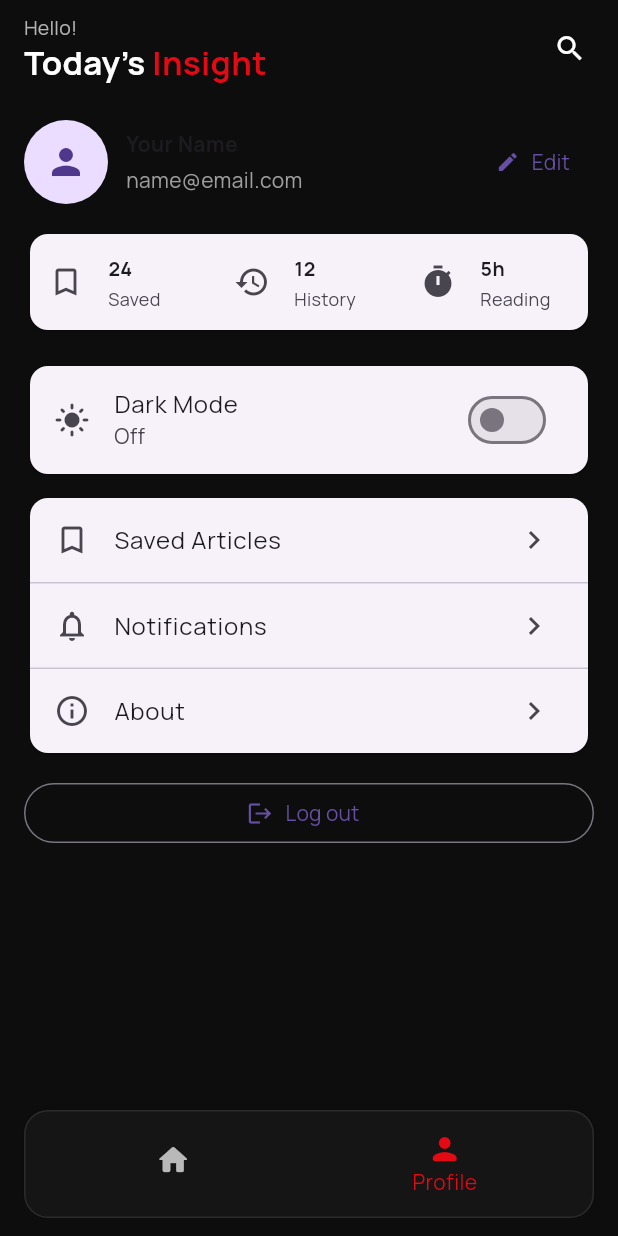
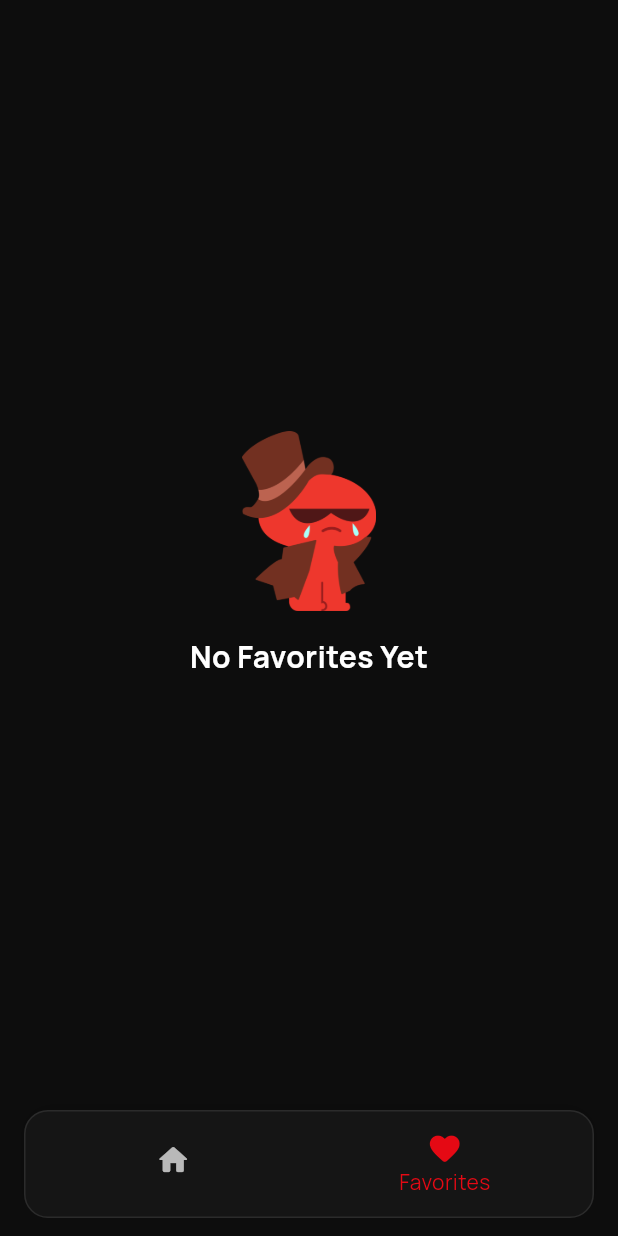
Before and after one commit to syakirahh8/insightly_app, a Flutter app: the screen it shows after launch, item 2 of the bottom bar chosen, on a phone screen of 412 x 824 dp. Run offline on Flutter 3.47's test engine with Material 3 defaults, Android fonts, the phone set to English and light mode, and no system bars; our stand-ins replace cached_network_image, flutter_animate, flutter_dotenv, get, share_plus, timeago.

Commit message:
finishing insight app

```diff
--- a/lib/controllers/news_controller.dart
+++ b/lib/controllers/news_controller.dart
@@ -9,9 +9,12 @@ class NewsController extends GetxController {
 
   // setter
   // observable variables (variable yang bisa berubah)
-  final _isLoading = false.obs; // apakah aplikasi sedang membuat berita dan nilainya adalah
-  final _articles = <NewsArticles>[].obs; // ini untuk menampilkan data berita yang sudah berhasil didapat.
-  final _selectedCategory = 'general'.obs; // untuk handle category yang sedang dipilih (atau yang akan muncul di home screen)
+  final _isLoading =
+      false.obs; // apakah aplikasi sedang membuat berita dan nilainya adalah
+  final _articles = <NewsArticles>[]
+      .obs; // ini untuk menampilkan data berita yang sudah berhasil didapat.
+  final _selectedCategory = 'general'
+      .obs; // untuk handle category yang sedang dipilih (atau yang akan muncul di home screen)
   final _error = ''.obs; // kalau ada kesalahan pesan error akan disimpan disini
 
   // Getters
@@ -76,10 +79,28 @@ class NewsController extends GetxController {
       Get.snackbar(
         'Error',
         'Failed to search news: ${e.toString()}',
-        snackPosition: SnackPosition.BOTTOM
+        snackPosition: SnackPosition.BOTTOM,
       );
     } finally {
       _isLoading.value = false;
     }
   }
+
+  // loved
+  final RxList<NewsArticles> favorites = <NewsArticles>[].obs;
+
+  bool isFavorite(NewsArticles a) =>
+      favorites.any((x) => _keyOf(x) == _keyOf(a));
+
+  void toggleFavorite(NewsArticles a) {
+    final i = favorites.indexWhere((x) => _keyOf(x) == _keyOf(a));
+    if (i >= 0) {
+      favorites.removeAt(i);
+    } else {
+      favorites.add(a);
+    }
+  }
+
+  String _keyOf(NewsArticles a) =>
+      '${a.url ?? ''}|${a.title ?? ''}|${a.publishedAt ?? ''}';
 }
--- a/lib/routes/app_pages.dart
+++ b/lib/routes/app_pages.dart
@@ -2,7 +2,7 @@ import 'package:get/get.dart';
 import 'package:insightly_app/bindings/home_bindings.dart';
 import 'package:insightly_app/screens/home_screen.dart';
 import 'package:insightly_app/screens/news_detail_screen.dart';
-import 'package:insightly_app/screens/profile_screen.dart';
+import 'package:insightly_app/screens/favorite_news_screen.dart';
 import 'package:insightly_app/screens/splash_screen.dart';
 
 part 'app_routes.dart';
@@ -27,8 +27,8 @@ class AppPages {
       page: () => NewsDetailScreen(),
     ),
     GetPage(
-      name: _Paths.PROFILE,
-      page: () => ProfileScreen(),
+      name: _Paths.FAVORITES,
+      page: () => FavoriteNewsScreen(),
     ),
   ];
 }
--- a/lib/routes/app_routes.dart
+++ b/lib/routes/app_routes.dart
@@ -8,6 +8,7 @@ abstract class Routes {
   static const SPLASH = _Paths.SPLASH;
   static const HOME = _Paths.HOME;
   static const NEWS_DETAIL = _Paths.NEWS_DETAIL;
+  static const PROFILE = _Paths.FAVORITES;
 }
 
 // pendeklarasian route dari masing masing screen
@@ -16,5 +17,5 @@ abstract class _Paths {
   static const SPLASH = '/splash';
   static const HOME = '/home';
   static const NEWS_DETAIL = '/news-detail';
-  static const PROFILE = '/profile';
+  static const FAVORITES = '/favorites';
 }
--- a/lib/screens/home_screen.dart
+++ b/lib/screens/home_screen.dart
@@ -1,10 +1,8 @@
-// A brand new way for make a screen using get state management
-
 import 'package:flutter/material.dart';
 import 'package:get/get.dart';
 import 'package:insightly_app/controllers/news_controller.dart';
 import 'package:insightly_app/routes/app_pages.dart';
-import 'package:insightly_app/screens/profile_screen.dart';
+import 'package:insightly_app/screens/favorite_news_screen.dart';
 import 'package:insightly_app/utils/app_colors.dart';
 import 'package:insightly_app/widgets/category_chip.dart';
 import 'package:insightly_app/widgets/loading_shimmer.dart';
@@ -15,13 +13,19 @@ class HomeScreen extends GetView<NewsController> {
 
   @override
   Widget build(BuildContext context) {
+    return Obx(() {
+      final isHome = _navIndex.value == 0;
+
       return Scaffold(
         backgroundColor: AppColors.background,
-      appBar: PreferredSize(
+
+        // appBar hanya muncul di halaman Home
+        appBar: isHome
+            ? PreferredSize(
                 preferredSize: Size.fromHeight(88),
                 child: Container(
                   color: AppColors.background,
-          padding: EdgeInsets.fromLTRB(16, 8, 8, 8),
+                  padding: EdgeInsets.all(16),
                   child: SafeArea(
                     bottom: false,
                     child: Row(
@@ -72,22 +76,26 @@ class HomeScreen extends GetView<NewsController> {
                           icon: Icon(Icons.search, size: 22),
                           color: AppColors.textPrimary,
                           padding: EdgeInsets.all(8),
-                  constraints: BoxConstraints(minWidth: 40, minHeight: 40),
+                          constraints: BoxConstraints(
+                            minWidth: 40,
+                            minHeight: 40,
+                          ),
                           splashRadius: 22,
                         ),
                       ],
                     ),
                   ),
                 ),
-      ),
+              )
+            : null,
 
-      body: Obx( // indesxedstack buat pindah halaman tanpa controller
-        () => IndexedStack(
+        // body
+        body: IndexedStack(
           index: _navIndex.value,
           children: [
+            // tab home = 0
             Column(
               children: [
-                // categories
                 Container(
                   height: 60,
                   color: AppColors.background,
@@ -111,21 +119,12 @@ class HomeScreen extends GetView<NewsController> {
                 // news list
                 Expanded(
                   child: Obx(() {
-                    if (controller.isLoading) {
-                      return LoadingShimmer();
-                    }
-                    if (controller.error.isNotEmpty) {
-                      return _buildErrorWidget();
-                    }
-
-                    if (controller.articles.isEmpty) {
-                      return _buildEmptyWidget();
-                    }
+                    if (controller.isLoading) return LoadingShimmer();
+                    if (controller.error.isNotEmpty) return _buildErrorWidget();
+                    if (controller.articles.isEmpty) return _buildEmptyWidget();
 
                     return RefreshIndicator(
                       onRefresh: controller.refreshNews,
-                      child: Container(
-                        color: AppColors.background,
                       child: ListView.builder(
                         padding: EdgeInsets.all(16),
                         itemCount: controller.articles.length,
@@ -140,21 +139,17 @@ class HomeScreen extends GetView<NewsController> {
                           );
                         },
                       ),
-                      ),
                     );
                   }),
                 ),
               ],
             ),
-
-            ProfileScreen(),
+            FavoriteNewsScreen(),
           ],
         ),
-      ),
 
-      // Bottom Navbr
-      bottomNavigationBar: Obx(
-        () => SafeArea(
+        // === BOTTOM NAVIGATION ===
+        bottomNavigationBar: SafeArea(
           top: false,
           child: Container(
             margin: EdgeInsets.fromLTRB(16, 0, 16, 12),
@@ -175,10 +170,7 @@ class HomeScreen extends GetView<NewsController> {
               borderRadius: BorderRadius.circular(12),
               child: BottomNavigationBar(
                 currentIndex: _navIndex.value,
-                onTap: (i) {
-                  // highlight pindah Logic navigasi sengaja tidak diubah.
-                  _navIndex.value = i;
-                },
+                onTap: (i) => _navIndex.value = i,
                 backgroundColor: Colors.transparent,
                 elevation: 0,
                 type: BottomNavigationBarType.fixed,
@@ -192,16 +184,16 @@ class HomeScreen extends GetView<NewsController> {
                     label: 'Home',
                   ),
                   BottomNavigationBarItem(
-                    icon: Icon(Icons.person_rounded),
-                    label: 'Profile',
+                    icon: Icon(Icons.favorite_rounded),
+                    label: 'Favorites',
                   ),
                 ],
               ),
             ),
           ),
         ),
-      ),
       );
+    });
   }
 
   Widget _buildEmptyWidget() {
--- a/lib/screens/profile_screen.dart
+++ /dev/null
@@ -1,135 +0,0 @@
-// lib/screens/profile_screen.dart
-import 'package:flutter/material.dart';
-import 'package:get/get.dart';
-
-class ProfileScreen extends StatelessWidget {
-  const ProfileScreen({super.key});
-
-  @override
-  Widget build(BuildContext context) {
-    final theme = Theme.of(context);
-    final isDark = theme.brightness == Brightness.dark;
-
-    return ListView(
-      padding: const EdgeInsets.all(16),
-      children: [
-        // Header super simpel
-        Row(
-          children: [
-            const CircleAvatar(
-              radius: 28,
-              child: Icon(Icons.person, size: 28),
-            ),
-            const SizedBox(width: 12),
-            const Expanded(
-              child: Column(
-                crossAxisAlignment: CrossAxisAlignment.start,
-                children: [
-                  Text('Your Name', style: TextStyle(fontWeight: FontWeight.w700)),
-                  SizedBox(height: 4),
-                  Text('name@email.com', style: TextStyle(color: Colors.grey)),
-                ],
-              ),
-            ),
-            TextButton.icon(
-              onPressed: () {},
-              icon: const Icon(Icons.edit, size: 16),
-              label: const Text('Edit'),
-            ),
-          ],
-        ),
-
-        const SizedBox(height: 16),
-
-        // Kartu ringkas (opsional, bisa dihapus kalau mau lebih minimal)
-        Card(
-          child: Row(
-            children: [
-              _QuickStat(icon: Icons.bookmark_border, label: 'Saved', value: '24'),
-              _QuickStat(icon: Icons.history, label: 'History', value: '12'),
-              _QuickStat(icon: Icons.timer, label: 'Reading', value: '5h'),
-            ],
-          ),
-        ),
-
-        const SizedBox(height: 16),
-
-        // Toggle Dark/Light mode — inti permintaan
-        Card(
-          child: SwitchListTile(
-            value: isDark,
-            onChanged: (v) => Get.changeThemeMode(v ? ThemeMode.dark : ThemeMode.light),
-            title: const Text('Dark Mode'),
-            subtitle: Text(isDark ? 'On' : 'Off'),
-            secondary: Icon(isDark ? Icons.dark_mode : Icons.light_mode),
-          ),
-        ),
-
-        const SizedBox(height: 8),
-
-        // Beberapa aksi sederhana
-        Card(
-          child: Column(
-            children: [
-              ListTile(
-                leading: const Icon(Icons.bookmark_outline),
-                title: const Text('Saved Articles'),
-                trailing: const Icon(Icons.chevron_right),
-                onTap: () {},
-              ),
-              const Divider(height: 1),
-              ListTile(
-                leading: const Icon(Icons.notifications_none),
-                title: const Text('Notifications'),
-                trailing: const Icon(Icons.chevron_right),
-                onTap: () {},
-              ),
-              const Divider(height: 1),
-              ListTile(
-                leading: const Icon(Icons.info_outline),
-                title: const Text('About'),
-                trailing: const Icon(Icons.chevron_right),
-                onTap: () {},
-              ),
-            ],
-          ),
-        ),
-
-        const SizedBox(height: 12),
-
-        // Logout sederhana
-        OutlinedButton.icon(
-          onPressed: () {},
-          icon: const Icon(Icons.logout),
-          label: const Text('Log out'),
-        ),
-      ],
-    );
-  }
-}
-
-class _QuickStat extends StatelessWidget {
-  final IconData icon;
-  final String label;
-  final String value;
-
-  const _QuickStat({
-    required this.icon,
-    required this.label,
-    required this.value,
-  });
-
-  @override
-  Widget build(BuildContext context) {
-    return Expanded(
-      child: ListTile(
-        leading: Icon(icon),
-        title: Text(value, style: const TextStyle(fontWeight: FontWeight.w800)),
-        subtitle: Text(label),
-        dense: true,
-        contentPadding: const EdgeInsets.symmetric(horizontal: 12),
-        minLeadingWidth: 0,
-      ),
-    );
-  }
-}
--- a/lib/screens/splash_screen.dart
+++ b/lib/screens/splash_screen.dart
@@ -54,7 +54,6 @@ class _SplashScreenState extends State<SplashScreen> {
                 'Fast News, Deeper Insight.',
                 style: TextStyle(
                   fontSize: 20,
-                  fontFamily: 'Manrope',
                   color: Colors.white.withValues(alpha: 0.8),
                 ),
               )
@@ -65,7 +64,7 @@ class _SplashScreenState extends State<SplashScreen> {
             ),
             // LOADING
             CircularProgressIndicator(
-              valueColor: const AlwaysStoppedAnimation<Color>(Colors.white),
+              valueColor: AlwaysStoppedAnimation<Color>(Colors.white),
               strokeWidth: 2.5,
             )
                 .animate()
```
Also changed, not shown: lib/screens/favorite_news_screen.dart (added, +193 -0 lines), lib/screens/news_detail_screen.dart (+22 -1 lines), assets/images/cry_love.png (added). Lines whose indentation alone changed are shown as unchanged.
